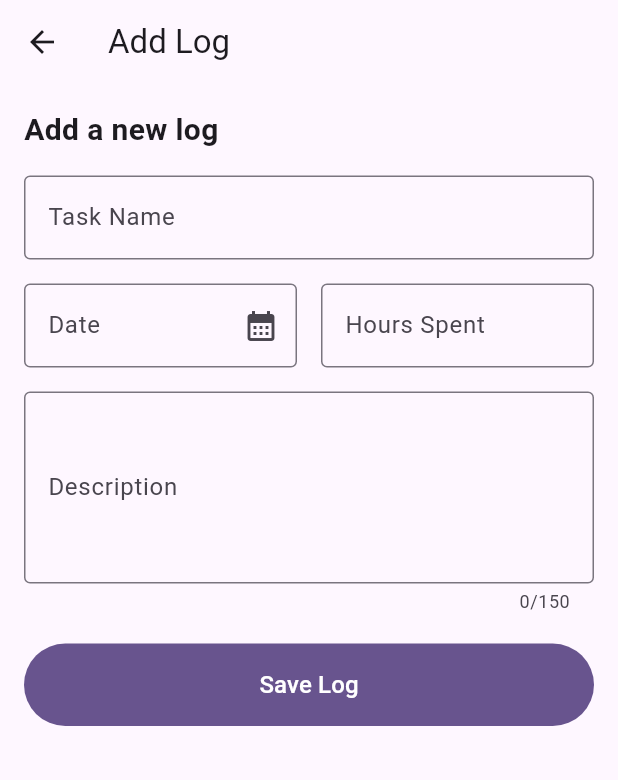
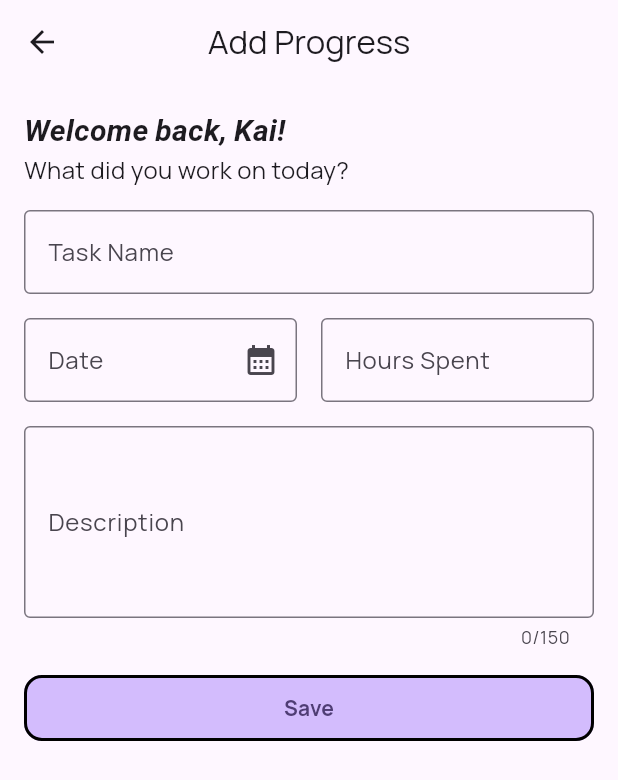
Before and after one commit to Kaiehla/intern_flutter, a Flutter app: the screen it shows after launch, in the side drawer, after a tap on "Add Entry", on a phone screen of 412 x 824 dp. Shown: the top 780 px of the screen. Run offline on Flutter 3.47's test engine with Material 3 defaults, Android fonts, the phone set to English and light mode, and no system bars; our stand-ins replace google_fonts.

Commit message:
changed font and button to match create id

```diff
--- a/lib/pages/add_log_page.dart
+++ b/lib/pages/add_log_page.dart
@@ -1,6 +1,6 @@
 import 'package:flutter/material.dart';
 import 'package:flutter/services.dart';
-
+import 'package:google_fonts/google_fonts.dart';
 import '../main.dart';
 
 
@@ -14,10 +14,13 @@ class add_log_page extends StatelessWidget {
       theme: ThemeData(
         colorScheme: ColorScheme.fromSeed(seedColor: Colors.deepPurple),
         useMaterial3: true,
+        textTheme: GoogleFonts.manropeTextTheme(),
       ),
+      debugShowCheckedModeBanner: false,
       home: Scaffold(
           appBar: AppBar(
-            title: Text("Add Log"),
+            title: Text("Add Progress", style: GoogleFonts.manrope(),),
+            centerTitle: true,
             leading: IconButton(
               icon: Icon(Icons.arrow_back),
               onPressed: () {
@@ -27,8 +30,9 @@ class add_log_page extends StatelessWidget {
           ),
           body: SingleChildScrollView(
               child: Padding(
-                  padding: const EdgeInsets.symmetric(horizontal: 16),
+                  padding: const EdgeInsets.only(left: 16, right: 16, bottom: 16),
                   child: Column(
+                    mainAxisAlignment: MainAxisAlignment.spaceBetween,
                     children: [
                       TextFieldSection(),
                       ButtonFieldSection()
@@ -74,10 +78,18 @@ class _TextFieldSectionState extends State<TextFieldSection> {
         crossAxisAlignment: CrossAxisAlignment.start,
         children: [
 
-          // text
+          // header
           Text(
-            "Add a new log", // New text at the top
-            style: TextStyle(fontSize: 20, fontWeight: FontWeight.bold),
+            "Welcome back, Kai!",
+            style: GoogleFonts.instrumentSerif(
+              fontSize: 20,
+              fontWeight: FontWeight.bold,
+              fontStyle: FontStyle.italic,
+            ),
+          ),
+          Text(
+            "What did you work on today?", // New text at the top
+            style: TextStyle(fontSize: 16),
           ),
           // task name
           Padding(
@@ -161,18 +173,28 @@ class ButtonFieldSection extends StatelessWidget {
   @override
   Widget build(BuildContext context) {
     return Padding(
-      padding: EdgeInsets.only(top: 20),
+      padding: EdgeInsets.only(top: 16),
       child: Row(
         children: [
           Expanded(
             child: FilledButton(
               onPressed: () => Navigator.push(
                   context, MaterialPageRoute(builder: (context) => MyApp())),
+              style: FilledButton.styleFrom(
+                backgroundColor: Theme.of(context).colorScheme.inversePrimary,
+                shape: RoundedRectangleBorder(
+                  borderRadius: BorderRadius.circular(12),
+                  side: BorderSide(color: Colors.black, width: 2),
+                ),
+              ),
               child: Padding(
-                padding: EdgeInsets.symmetric(vertical: 16),
+                padding: EdgeInsets.symmetric(vertical: 12),
                 child: Text(
-                  "Save Log",
-                  style: TextStyle(fontSize: 16),
+                  "Save",
+                  style: TextStyle(
+                      fontSize: 14,
+                      fontWeight: FontWeight.bold,
+                      color: Theme.of(context).colorScheme.onPrimaryContainer),
                 ),
               ),
             ),
```
